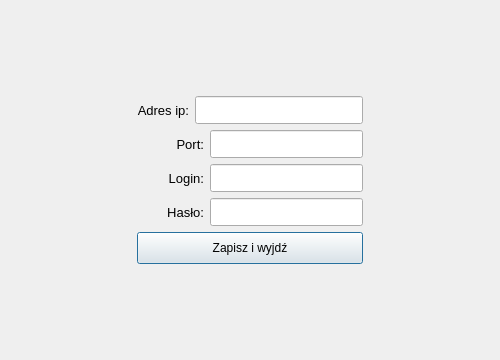
Before: the Qt Designer form settingsmqtt.ui in mateusur/Home_automation, drawn with Qt 5.
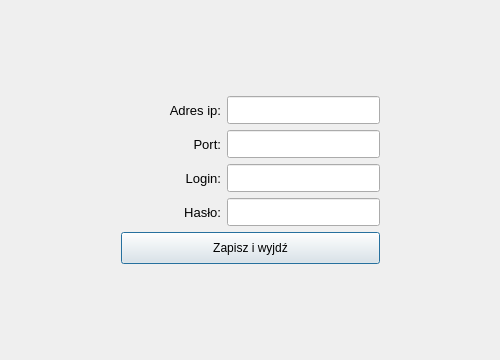
After: the same form once the commit is applied.

Patch:
```diff
--- a/settingsmqtt.ui
+++ b/settingsmqtt.ui
@@ -44,6 +44,12 @@
     <layout class="QHBoxLayout" name="horizontalLayout">
      <item>
       <widget class="QLabel" name="label_IP">
+       <property name="minimumSize">
+        <size>
+         <width>100</width>
+         <height>0</height>
+        </size>
+       </property>
        <property name="font">
         <font>
          <pointsize>10</pointsize>
@@ -101,7 +107,7 @@
       <widget class="QLabel" name="label_port">
        <property name="minimumSize">
         <size>
-         <width>67</width>
+         <width>100</width>
          <height>0</height>
         </size>
        </property>
@@ -162,7 +168,7 @@
       <widget class="QLabel" name="label_ssid">
        <property name="minimumSize">
         <size>
-         <width>67</width>
+         <width>100</width>
          <height>0</height>
         </size>
        </property>
@@ -226,7 +232,7 @@
       <widget class="QLabel" name="label_password">
        <property name="minimumSize">
         <size>
-         <width>67</width>
+         <width>100</width>
          <height>0</height>
         </size>
        </property>
```
